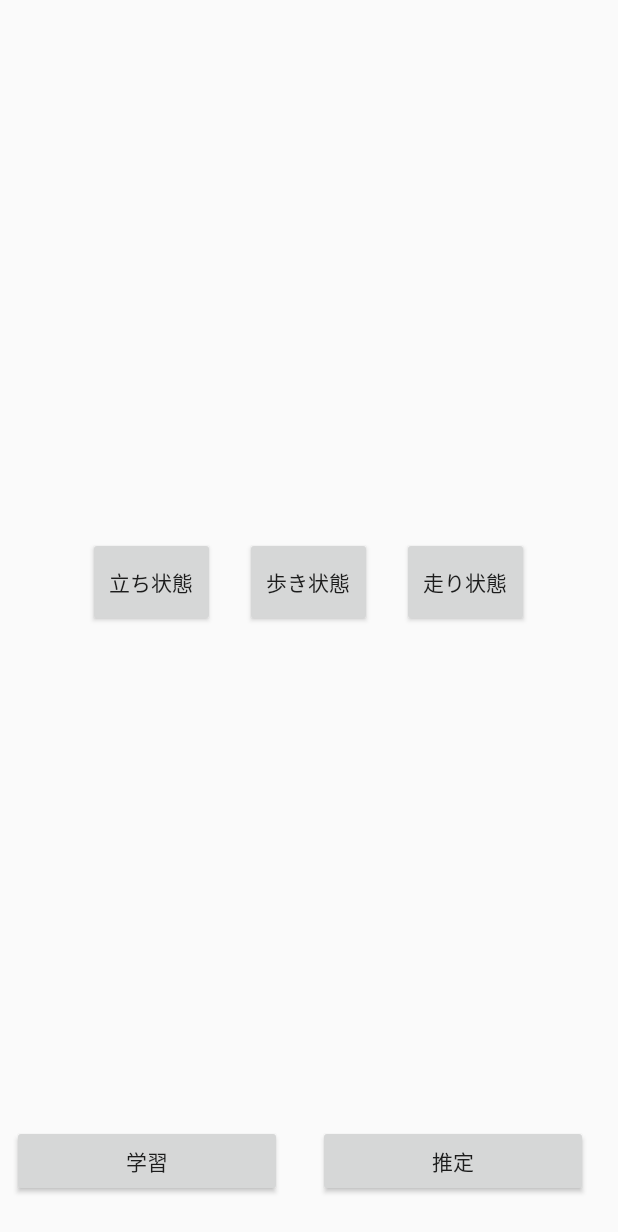
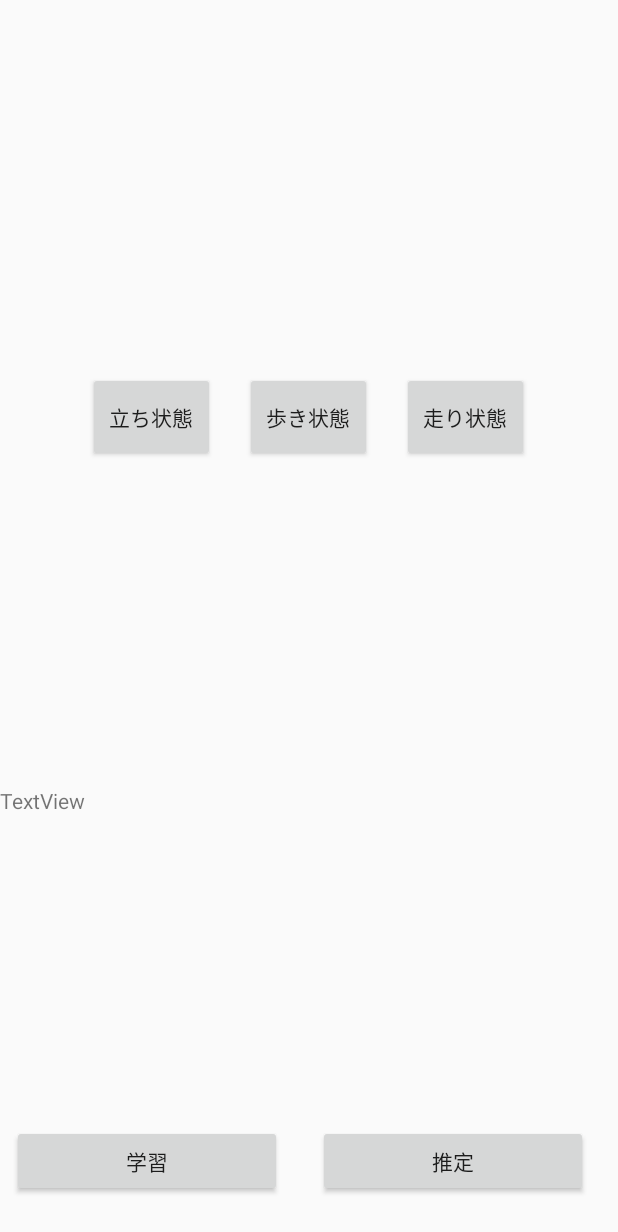
Before and after one commit to Arthur-ubi/pmml-evaluate-android, an Android app: the screen it shows after launch (MainActivity), on a phone screen of 412 x 824 dp. Shown: the top 1232 px of the screen. Run offline under Robolectric (Android 15) with nearby library versions, the phone set to English and light mode, and no system bars; libraries missing offline, so code that uses them is left out: weka.classifiers, weka.classifiers.trees, weka.core, weka.core.converters.

```diff
--- a/app/src/main/res/layout/activity_main.xml
+++ b/app/src/main/res/layout/activity_main.xml
@@ -11,18 +11,8 @@
 
 
     <TextView
-        android:id="@+id/text_info"
-        android:layout_width="wrap_content"
-        android:layout_height="wrap_content"
-        android:layout_marginEnd="8dp"
-        android:layout_marginLeft="8dp"
-        android:layout_marginRight="8dp"
-        android:layout_marginStart="8dp"
-        android:textColor="#000" />
-
-    <TextView
         android:id="@+id/text_view"
-        android:layout_width="wrap_content"
+        android:layout_width="match_parent"
         android:layout_height="wrap_content"
         android:layout_marginLeft="8dp"
         android:layout_marginStart="8dp"
@@ -32,7 +22,7 @@
 
     <LinearLayout
         android:layout_width="350dp"
-        android:layout_height="203dp"
+        android:layout_height="60dp"
         android:layout_weight="1"
         android:gravity="center_vertical"
         android:orientation="horizontal">
@@ -76,6 +66,12 @@
 
     </LinearLayout>
 
+    <TextView
+        android:id="@+id/textView2"
+        android:layout_width="match_parent"
+        android:layout_height="200dp"
+        android:text="TextView" />
+
     <LinearLayout
         android:layout_width="match_parent"
         android:layout_height="100dp"
```
Also changed, not shown: app/src/main/java/com/example/arthur/anti_asp/MainActivity.java (+62 -20 lines).
